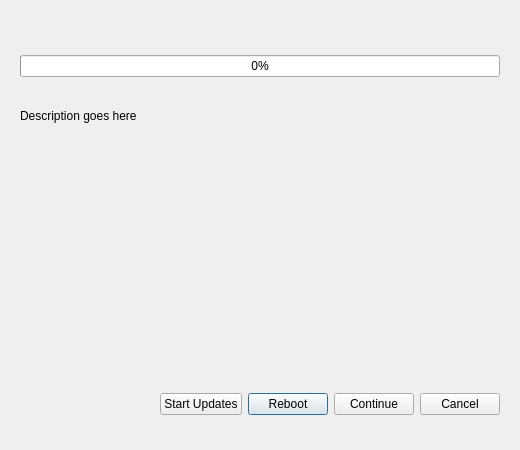
The window that launcher/sdw_updater_gui/sdw_updater.ui (freedomofpress/securedrop-workstation) describes before a commit, drawn with Qt 5.
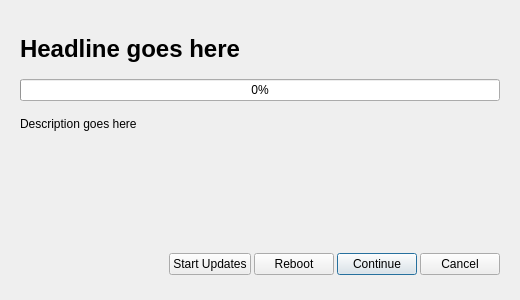
The same window after the commit.

Commit message:
Remove "Checking for updates" updater stage; tweak UI
- Shorten messaging, tweak text per UX discussions
- Make important text red
- Add a headline element, so we can render it above the progress bar
- Reduce height

```diff
--- a/launcher/sdw_updater_gui/sdw_updater.ui
+++ b/launcher/sdw_updater_gui/sdw_updater.ui
@@ -7,7 +7,7 @@
     <x>0</x>
     <y>0</y>
     <width>520</width>
-    <height>450</height>
+    <height>360</height>
    </rect>
   </property>
   <property name="sizePolicy">
@@ -19,13 +19,13 @@
   <property name="minimumSize">
    <size>
     <width>520</width>
-    <height>450</height>
+    <height>300</height>
    </size>
   </property>
   <property name="maximumSize">
    <size>
     <width>520</width>
-    <height>450</height>
+    <height>300</height>
    </size>
   </property>
   <property name="windowTitle">
@@ -37,7 +37,7 @@
      <x>20</x>
      <y>20</y>
      <width>480</width>
-     <height>410</height>
+     <height>270</height>
     </rect>
    </property>
    <property name="sizePolicy">
@@ -49,23 +49,68 @@
    <property name="minimumSize">
     <size>
      <width>480</width>
-     <height>410</height>
+     <height>270</height>
     </size>
    </property>
    <property name="maximumSize">
     <size>
      <width>480</width>
-     <height>410</height>
+     <height>270</height>
     </size>
    </property>
    <layout class="QGridLayout" name="gridLayout">
     <property name="topMargin">
-     <number>35</number>
+     <number>15</number>
     </property>
     <property name="bottomMargin">
      <number>15</number>
     </property>
-    <item row="5" column="0">
+    <property name="horizontalSpacing">
+     <number>3</number>
+    </property>
+    <item row="1" column="1" colspan="5">
+     <spacer name="verticalSpacer">
+      <property name="orientation">
+       <enum>Qt::Vertical</enum>
+      </property>
+      <property name="sizeType">
+       <enum>QSizePolicy::Fixed</enum>
+      </property>
+      <property name="sizeHint" stdset="0">
+       <size>
+        <width>20</width>
+        <height>10</height>
+       </size>
+      </property>
+     </spacer>
+    </item>
+    <item row="7" column="4">
+     <widget class="QPushButton" name="clientOpenButton">
+      <property name="styleSheet">
+       <string notr="true"/>
+      </property>
+      <property name="text">
+       <string>Continue</string>
+      </property>
+      <property name="autoDefault">
+       <bool>true</bool>
+      </property>
+     </widget>
+    </item>
+    <item row="4" column="1" colspan="5">
+     <widget class="QLabel" name="proposedActionDescription">
+      <property name="text">
+       <string>Description goes here</string>
+      </property>
+      <property name="alignment">
+       <set>Qt::AlignLeading|Qt::AlignLeft|Qt::AlignTop</set>
+      </property>
+      <property name="wordWrap">
+       <bool>true</bool>
+      </property>
+     </widget>
+    </item>
+    <item row="7" column="1">
      <spacer name="horizontalSpacer">
       <property name="orientation">
        <enum>Qt::Horizontal</enum>
@@ -78,72 +123,91 @@
       </property>
      </spacer>
     </item>
-    <item row="5" column="2">
+    <item row="7" column="3">
      <widget class="QPushButton" name="rebootButton">
+      <property name="styleSheet">
+       <string notr="true"/>
+      </property>
       <property name="text">
        <string>Reboot</string>
       </property>
+      <property name="autoDefault">
+       <bool>true</bool>
+      </property>
      </widget>
     </item>
-    <item row="5" column="1">
+    <item row="7" column="2">
      <widget class="QPushButton" name="applyUpdatesButton">
+      <property name="styleSheet">
+       <string notr="true"/>
+      </property>
       <property name="text">
        <string>Start Updates</string>
       </property>
+      <property name="autoDefault">
+       <bool>true</bool>
+      </property>
+      <property name="default">
+       <bool>false</bool>
+      </property>
      </widget>
     </item>
-    <item row="5" column="4">
+    <item row="7" column="5">
      <widget class="QPushButton" name="cancelButton">
+      <property name="styleSheet">
+       <string notr="true"/>
+      </property>
       <property name="text">
        <string>Cancel</string>
       </property>
-     </widget>
-    </item>
-    <item row="5" column="3">
-     <widget class="QPushButton" name="clientOpenButton">
-      <property name="text">
-       <string>Continue</string>
+      <property name="autoDefault">
+       <bool>true</bool>
       </property>
      </widget>
     </item>
-    <item row="1" column="0" colspan="5">
+    <item row="2" column="1" colspan="5">
      <widget class="QProgressBar" name="progressBar">
       <property name="value">
        <number>0</number>
       </property>
      </widget>
     </item>
-    <item row="3" column="0" colspan="5">
-     <widget class="QLabel" name="proposedActionDescription">
+    <item row="0" column="1" colspan="5">
+     <widget class="QLabel" name="headline">
+      <property name="sizePolicy">
+       <sizepolicy hsizetype="Preferred" vsizetype="Fixed">
+        <horstretch>0</horstretch>
+        <verstretch>0</verstretch>
+       </sizepolicy>
+      </property>
+      <property name="font">
+       <font>
+        <pointsize>18</pointsize>
+        <weight>75</weight>
+        <italic>false</italic>
+        <bold>true</bold>
+       </font>
+      </property>
       <property name="text">
-       <string>Description goes here</string>
-      </property>
-      <property name="alignment">
-       <set>Qt::AlignLeading|Qt::AlignLeft|Qt::AlignTop</set>
-      </property>
-      <property name="wordWrap">
-       <bool>true</bool>
+       <string>Headline goes here</string>
       </property>
      </widget>
     </item>
-    <item row="2" column="0" colspan="5">
-     <widget class="QLabel" name="label">
-      <property name="minimumSize">
-       <size>
-        <width>0</width>
-        <height>20</height>
-       </size>
+    <item row="3" column="1" colspan="5">
+     <spacer name="verticalSpacer_2">
+      <property name="orientation">
+       <enum>Qt::Vertical</enum>
       </property>
-      <property name="maximumSize">
+      <property name="sizeType">
+       <enum>QSizePolicy::Fixed</enum>
+      </property>
+      <property name="sizeHint" stdset="0">
        <size>
-        <width>16777215</width>
-        <height>20</height>
+        <width>20</width>
+        <height>10</height>
        </size>
       </property>
-      <property name="text">
-       <string/>
-      </property>
-     </widget>
+     </spacer>
     </item>
    </layout>
   </widget>
```
The commit also changes 5 other files.
